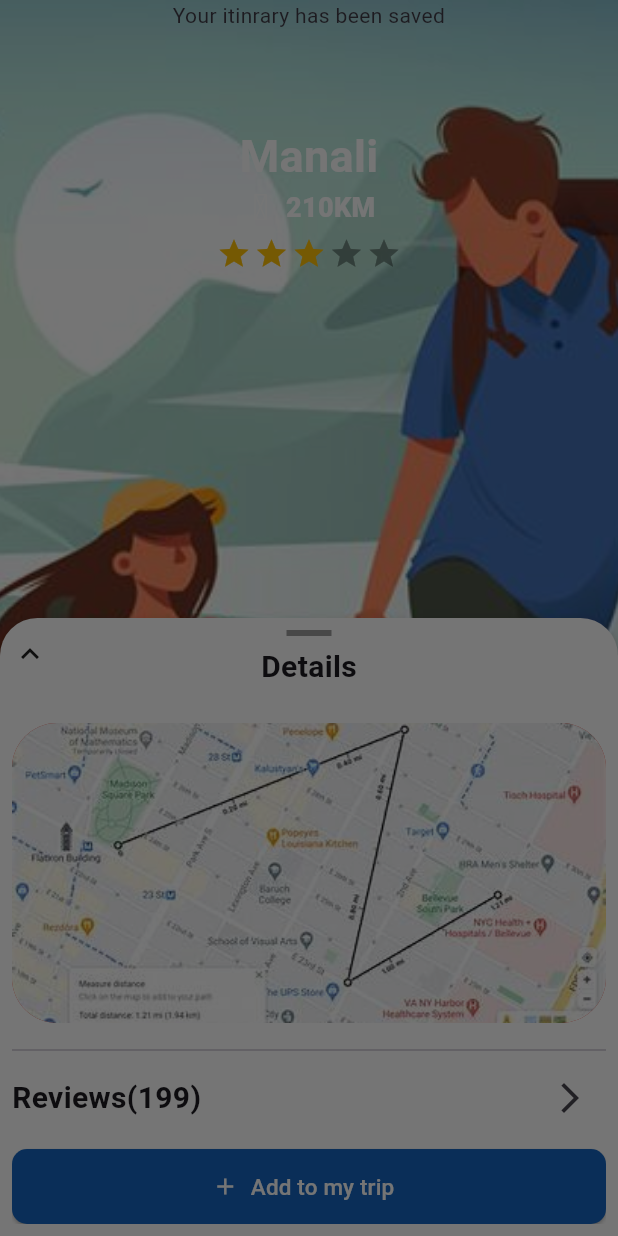
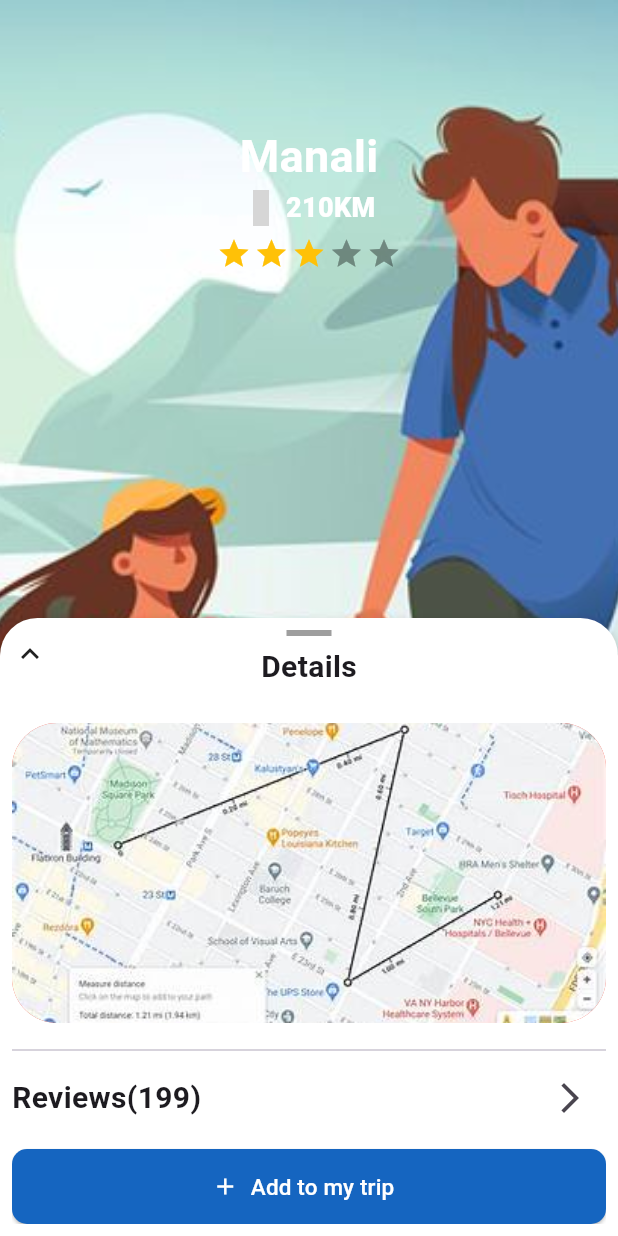
Before and after one commit to RITIKKUMAWAT009/trip_plan, a Flutter app: the TripDetails screen opened directly, scrolled down 482 dp, after a tap on "Add to my trip", on a phone screen of 412 x 824 dp. Run offline on Flutter 3.47's test engine with Material 3 defaults, Android fonts, the light colour scheme and no system bars; drawn by our look-alikes of flutter_rating_bar; our stand-ins replace dotted_border, easy_stepper, get, iconsax, lottie, rating_dialog and 1 more; missing offline and left inert: animated_read_more_text, rating_summary; grey boxes are pictures that could not be loaded.

Commit message:
changes in trip detail

```diff
--- a/trip_plan/lib/src/screens/trip_details/trip_details.dart
+++ b/trip_plan/lib/src/screens/trip_details/trip_details.dart
@@ -14,18 +14,27 @@ class TripDetails extends StatelessWidget {
     return Scaffold(
       body: SingleChildScrollView(
           child: SizedBox(
-              height: MediaQuery.of(context).size.height,
+              height: MediaQuery
+                  .of(context)
+                  .size
+                  .height,
               child: Stack(
                 children: [
                   Positioned.fill(
-                      bottom: MediaQuery.of(context).size.height * 0.0,
+                      bottom: MediaQuery
+                          .of(context)
+                          .size
+                          .height * 0.0,
                       child: Image.asset(
                         "assets/animation/trip_imagee.jpeg",
                         fit: BoxFit.cover,
                       )),
                   Positioned(
                       left: 10,
-                      top: MediaQuery.of(context).size.height/10,
+                      top: MediaQuery
+                          .of(context)
+                          .size
+                          .height / 10,
                       right: 10,
                       child: Column(
                         children: [
@@ -38,7 +47,7 @@ class TripDetails extends StatelessWidget {
                           const Row(
                             mainAxisAlignment: MainAxisAlignment.center,
                             children: [
-                              Icon(Iconsax.location,color: Colors.white,),
+                              Icon(Iconsax.location, color: Colors.white,),
                               Text(
                                 " 210KM",
                                 style: TextStyle(
@@ -60,7 +69,8 @@ class TripDetails extends StatelessWidget {
                             itemSize: 23,
                             itemPadding:
                             const EdgeInsets.symmetric(horizontal: 1.0),
-                            itemBuilder: (context, _) => const Icon(
+                            itemBuilder: (context, _) =>
+                            const Icon(
                               Icons.star,
                               color: Colors.amber,
                             ),
@@ -312,7 +322,8 @@ class TripDetails extends StatelessWidget {
                                                           color: Colors.red),
                                                       height: 200,
                                                       width:
-                                                          MediaQuery.of(context)
+                                                      MediaQuery
+                                                          .of(context)
                                                           .size
                                                           .width,
                                                       clipBehavior:
@@ -346,7 +357,8 @@ class TripDetails extends StatelessWidget {
                                                               Get.to(() =>
                                                               const ReviewsScreen());
                                                             },
-                                                            icon: const Icon(Icons
+                                                            icon: const Icon(
+                                                                Icons
                                                                     .arrow_forward_ios))
                                                       ],
                                                     ),
@@ -355,19 +367,11 @@ class TripDetails extends StatelessWidget {
                                                     ),
                                                     SizedBox(
                                                       height: 50,
-                                                      width:
-                                                          MediaQuery.of(context)
-                                                              .size
-                                                              .width,
+                                                      width:MediaQuery.of(context).size.width,
                                                       child:
                                                       ElevatedButton.icon(
                                                         onPressed: () {
 
-                                                          showDialog(context: context,
-                                                            builder: (BuildContext context) {
-                                                              return GreatingDialog();
-                                                            },
-                                                          );
                                                         },
                                                         label: const Text(
                                                           "Add to my trip",
--- a/trip_plan/lib/src/screens/trip_details/widgets/greating_dialog.dart
+++ b/trip_plan/lib/src/screens/trip_details/widgets/greating_dialog.dart
@@ -1,48 +1,48 @@
-
-import 'package:flutter/material.dart';
-import 'package:giffy_dialog/giffy_dialog.dart';
-
-class GreatingDialog extends StatelessWidget {
-  const GreatingDialog({
-    super.key,
-  });
-
-  @override
-  Widget build(BuildContext context) {
-    return SingleChildScrollView(
-      child: GiffyDialog.lottie(
-        Lottie.asset("assets/animation/Greeting.json"),
-        title: Text(
-          'Great!',
-          style: TextStyle(
-            fontWeight: FontWeight.bold,fontSize: 20
-          ),
-          textAlign: TextAlign.center,
-        ),
-        content: Text(
-          'Your itinrary has been saved',
-          textAlign: TextAlign.center,
-        ),
-        actions: [
-          Center(
-            child: SizedBox(
-              height: 50,
-              width: MediaQuery.of(context).size.width/2,
-              child: ElevatedButton(
-                style: ElevatedButton.styleFrom(
-                  backgroundColor: Colors.blue[800],
-                  foregroundColor: Colors.white,
-                  shape: RoundedRectangleBorder(borderRadius: BorderRadius.circular(10),
-
-                  )
-                ),
-                onPressed: () => Navigator.pop(context, 'OK'),
-                child: const Text('OK'),
-              ),
-            ),
-          ),
-        ],
-      ),
-    );
-  }
-}
+//
+// import 'package:flutter/material.dart';
+// import 'package:giffy_dialog/giffy_dialog.dart';
+//
+// class GreatingDialog extends StatelessWidget {
+//   const GreatingDialog({
+//     super.key,
+//   });
+//
+//   @override
+//   Widget build(BuildContext context) {
+//     return SingleChildScrollView(
+//       child: GiffyDialog.lottie(
+//         Lottie.asset("assets/animation/Greeting.json"),
+//         title: Text(
+//           'Great!',
+//           style: TextStyle(
+//             fontWeight: FontWeight.bold,fontSize: 20
+//           ),
+//           textAlign: TextAlign.center,
+//         ),
+//         content: Text(
+//           'Your itinrary has been saved',
+//           textAlign: TextAlign.center,
+//         ),
+//         actions: [
+//           Center(
+//             child: SizedBox(
+//               height: 50,
+//               width: MediaQuery.of(context).size.width/2,
+//               child: ElevatedButton(
+//                 style: ElevatedButton.styleFrom(
+//                   backgroundColor: Colors.blue[800],
+//                   foregroundColor: Colors.white,
+//                   shape: RoundedRectangleBorder(borderRadius: BorderRadius.circular(10),
+//
+//                   )
+//                 ),
+//                 onPressed: () => Navigator.pop(context, 'OK'),
+//                 child: const Text('OK'),
+//               ),
+//             ),
+//           ),
+//         ],
+//       ),
+//     );
+//   }
+// }
```
Also changed, not shown: trip_plan/pubspec.lock, 4 other files. Lines whose indentation alone changed are shown as unchanged.
